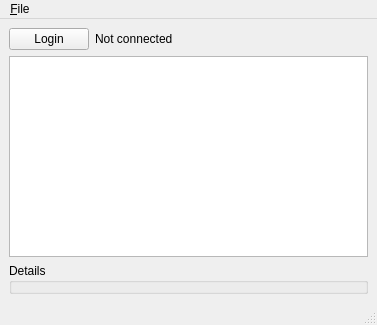
Qt form Applications/ctkXnatTreeBrowser/ctkXnatTreeBrowserMainWindow.ui (commontk/CTK) before a commit.
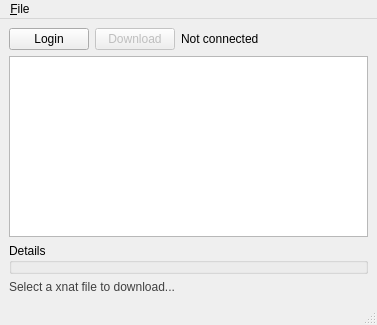
The same form after that commit.

Commit message: Added download function to ctkXnatTreeBrowser

What changed in the file:
```diff
--- a/Applications/ctkXnatTreeBrowser/ctkXnatTreeBrowserMainWindow.ui
+++ b/Applications/ctkXnatTreeBrowser/ctkXnatTreeBrowserMainWindow.ui
@@ -24,6 +24,16 @@
         </property>
        </widget>
       </item>
+      <item>
+       <widget class="QPushButton" name="downloadButton">
+        <property name="enabled">
+         <bool>false</bool>
+        </property>
+        <property name="text">
+         <string>Download</string>
+        </property>
+       </widget>
+      </item>
       <item>
        <widget class="QLabel" name="loginLabel">
         <property name="sizePolicy">
@@ -53,6 +63,21 @@
       </property>
      </widget>
     </item>
+    <item>
+     <layout class="QVBoxLayout" name="verticalLayout">
+      <item>
+       <widget class="QLabel" name="downloadLabel">
+        <property name="styleSheet">
+         <string notr="true">color: rgb(64, 64, 64);
+font: 75 10pt &quot;Lucida Grande&quot;;</string>
+        </property>
+        <property name="text">
+         <string>Select a xnat file to download...</string>
+        </property>
+       </widget>
+      </item>
+     </layout>
+    </item>
    </layout>
   </widget>
   <widget class="QMenuBar" name="menubar">
```
Left out of the diff: 19 changed lines with no effect on the pictures. The commit also changes 2 other files.
